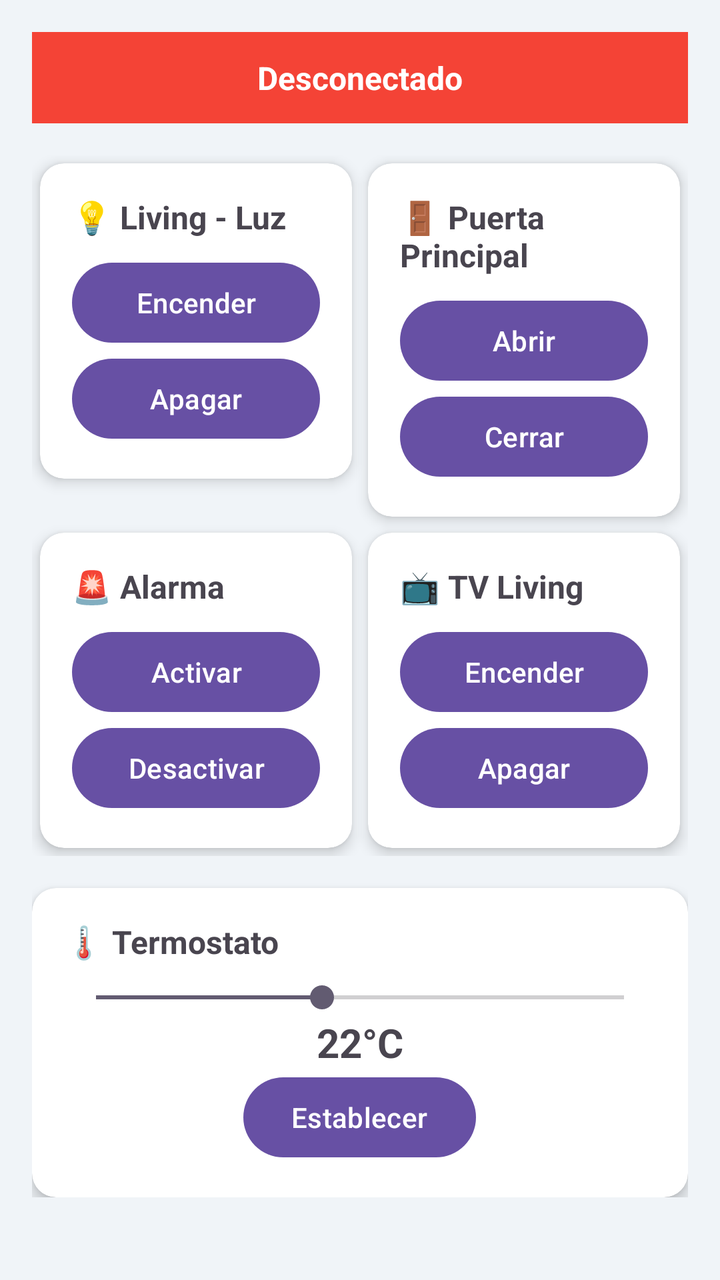
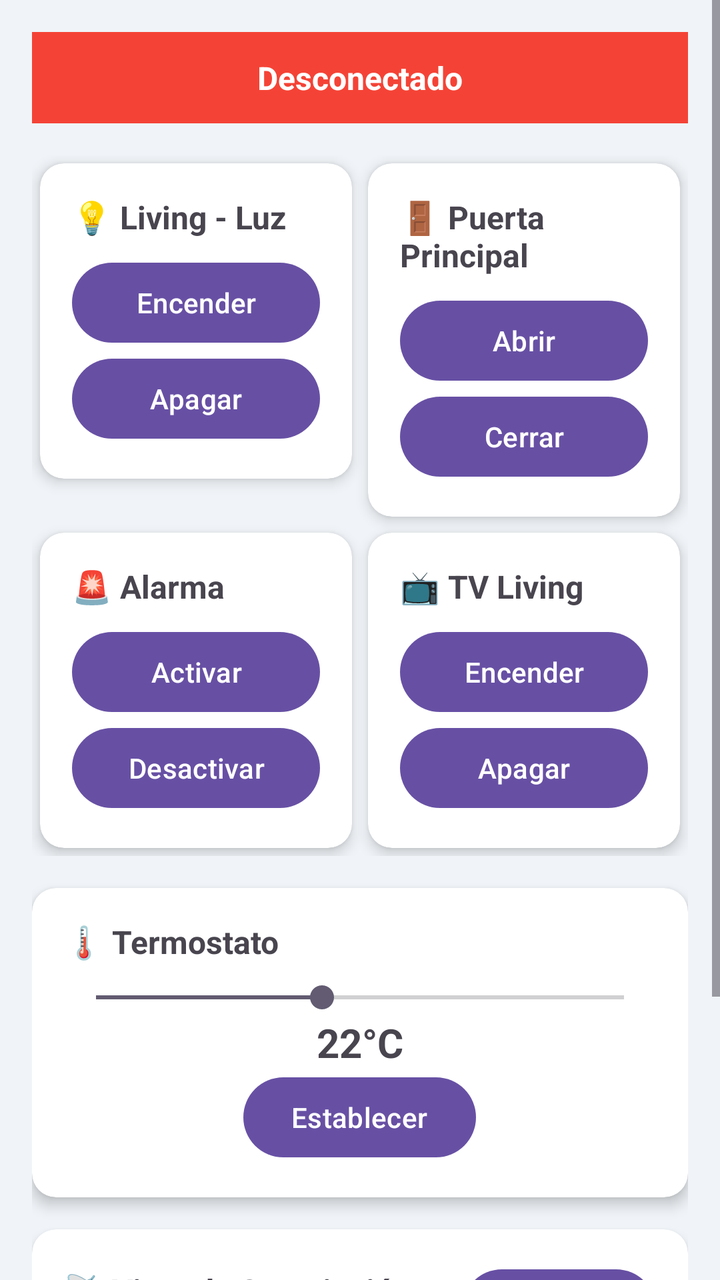

Before-and-after screenshots of an Android layout around one commit, followed by the original layout XML and the change that was made.
<!-- AndroidManifest.xml: application theme Theme.AppMQTT -->
<!-- res/layout/activity_main.xml -->
<?xml version="1.0" encoding="utf-8"?>
<ScrollView xmlns:android="http://schemas.android.com/apk/res/android"
    xmlns:app="http://schemas.android.com/apk/res-auto"
    xmlns:tools="http://schemas.android.com/tools"
    android:layout_width="match_parent"
    android:layout_height="match_parent"
    android:background="#F0F4F8"
    tools:context=".MainActivity">

    <LinearLayout
        android:id="@+id/main"
        android:layout_width="match_parent"
        android:layout_height="wrap_content"
        android:orientation="vertical"
        android:padding="16dp">

        <TextView
            android:id="@+id/status"
            android:layout_width="match_parent"
            android:layout_height="wrap_content"
            android:layout_marginBottom="16dp"
            android:background="#f44336"
            android:gravity="center"
            android:padding="12dp"
            android:text="Desconectado"
            android:textColor="@android:color/white"
            android:textSize="16sp"
            android:textStyle="bold" />

        
        <GridLayout
            android:layout_width="match_parent"
            android:layout_height="wrap_content"
            android:columnCount="2"
            android:rowCount="4"
            android:useDefaultMargins="true">

            
            <androidx.cardview.widget.CardView
                android:layout_width="0dp"
                android:layout_height="wrap_content"
                android:layout_columnWeight="1"
                app:cardCornerRadius="12dp"
                app:cardElevation="4dp">
                <LinearLayout
                    android:layout_width="match_parent"
                    android:layout_height="wrap_content"
                    android:orientation="vertical"
                    android:padding="16dp">
                    <TextView
                        android:layout_width="wrap_content"
                        android:layout_height="wrap_content"
                        android:text="💡 Living - Luz"
                        android:textSize="16sp"
                        android:textStyle="bold" />
                    <Button
                        android:id="@+id/btnLivingLuzOn"
                        android:layout_width="match_parent"
                        android:layout_height="wrap_content"
                        android:layout_marginTop="8dp"
                        android:text="Encender" />
                    <Button
                        android:id="@+id/btnLivingLuzOff"
                        android:layout_width="match_parent"
                        android:layout_height="wrap_content"
                        android:text="Apagar" />
                </LinearLayout>
            </androidx.cardview.widget.CardView>

            
            <androidx.cardview.widget.CardView
                android:layout_width="0dp"
                android:layout_height="wrap_content"
                android:layout_columnWeight="1"
                app:cardCornerRadius="12dp"
                app:cardElevation="4dp">
                <LinearLayout
                    android:layout_width="match_parent"
                    android:layout_height="wrap_content"
                    android:orientation="vertical"
                    android:padding="16dp">
                    <TextView
                        android:layout_width="wrap_content"
                        android:layout_height="wrap_content"
                        android:text="🚪 Puerta Principal"
                        android:textSize="16sp"
                        android:textStyle="bold" />
                    <Button
                        android:id="@+id/btnPuertaOpen"
                        android:layout_width="match_parent"
                        android:layout_height="wrap_content"
                        android:layout_marginTop="8dp"
                        android:text="Abrir" />
                    <Button
                        android:id="@+id/btnPuertaClose"
                        android:layout_width="match_parent"
                        android:layout_height="wrap_content"
                        android:text="Cerrar" />
                </LinearLayout>
            </androidx.cardview.widget.CardView>

            
            <androidx.cardview.widget.CardView
                android:layout_width="0dp"
                android:layout_height="wrap_content"
                android:layout_columnWeight="1"
                app:cardCornerRadius="12dp"
                app:cardElevation="4dp">
                <LinearLayout
                    android:layout_width="match_parent"
                    android:layout_height="wrap_content"
                    android:orientation="vertical"
                    android:padding="16dp">
                    <TextView
                        android:layout_width="wrap_content"
                        android:layout_height="wrap_content"
                        android:text="🚨 Alarma"
                        android:textSize="16sp"
                        android:textStyle="bold" />
                    <Button
                        android:id="@+id/btnAlarmaOn"
                        android:layout_width="match_parent"
                        android:layout_height="wrap_content"
                        android:layout_marginTop="8dp"
                        android:text="Activar" />
                    <Button
                        android:id="@+id/btnAlarmaOff"
                        android:layout_width="match_parent"
                        android:layout_height="wrap_content"
                        android:text="Desactivar" />
                </LinearLayout>
            </androidx.cardview.widget.CardView>
            
            
            <androidx.cardview.widget.CardView
                android:layout_width="0dp"
                android:layout_height="wrap_content"
                android:layout_columnWeight="1"
                app:cardCornerRadius="12dp"
                app:cardElevation="4dp">
                <LinearLayout
                    android:layout_width="match_parent"
                    android:layout_height="wrap_content"
                    android:orientation="vertical"
                    android:padding="16dp">
                    <TextView
                        android:layout_width="wrap_content"
                        android:layout_height="wrap_content"
                        android:text="📺 TV Living"
                        android:textSize="16sp"
                        android:textStyle="bold" />
                    <Button
                        android:id="@+id/btnTVOn"
                        android:layout_width="match_parent"
                        android:layout_height="wrap_content"
                        android:layout_marginTop="8dp"
                        android:text="Encender" />
                    <Button
                        android:id="@+id/btnTVOff"
                        android:layout_width="match_parent"
                        android:layout_height="wrap_content"
                        android:text="Apagar" />
                </LinearLayout>
            </androidx.cardview.widget.CardView>
        </GridLayout>

        
        <androidx.cardview.widget.CardView
            android:layout_width="match_parent"
            android:layout_height="wrap_content"
            android:layout_marginTop="16dp"
            app:cardCornerRadius="12dp"
            app:cardElevation="4dp">
            <LinearLayout
                android:layout_width="match_parent"
                android:layout_height="wrap_content"
                android:orientation="vertical"
                android:padding="16dp">
                <TextView
                    android:layout_width="wrap_content"
                    android:layout_height="wrap_content"
                    android:text="🌡️ Termostato"
                    android:textSize="16sp"
                    android:textStyle="bold" />
                <SeekBar
                    android:id="@+id/tempSlider"
                    android:layout_width="match_parent"
                    android:layout_height="wrap_content"
                    android:max="30"
                    android:min="16"
                    android:progress="22"
                    android:layout_marginTop="8dp" />
                <TextView
                    android:id="@+id/tempValue"
                    android:layout_width="match_parent"
                    android:layout_height="wrap_content"
                    android:text="22°C"
                    android:textAlignment="center"
                    android:textSize="20sp"
                    android:textStyle="bold" />
                <Button
                    android:id="@+id/btnSetTemp"
                    android:layout_width="wrap_content"
                    android:layout_height="wrap_content"
                    android:layout_gravity="center_horizontal"
                    android:text="Establecer" />
            </LinearLayout>
        </androidx.cardview.widget.CardView>
    </LinearLayout>
</ScrollView>
<!-- resources referenced by this layout -->
<resources>
  <style name="Theme.AppMQTT" parent="Base.Theme.AppMQTT" />
  <style name="Base.Theme.AppMQTT" parent="Theme.Material3.DayNight.NoActionBar">
          
          
      </style>
</resources>

<!-- the commit's change to res/layout/activity_main.xml (unified diff, before → after) -->
@@ -206,5 +206,50 @@
                     android:text="Establecer" />
             </LinearLayout>
         </androidx.cardview.widget.CardView>
+
+        
+        <androidx.cardview.widget.CardView
+            android:layout_width="match_parent"
+            android:layout_height="wrap_content"
+            android:layout_marginTop="16dp"
+            app:cardCornerRadius="12dp"
+            app:cardElevation="4dp">
+            <LinearLayout
+                android:layout_width="match_parent"
+                android:layout_height="wrap_content"
+                android:orientation="vertical"
+                android:padding="16dp">
+                <LinearLayout
+                    android:layout_width="match_parent"
+                    android:layout_height="wrap_content"
+                    android:gravity="center_vertical"
+                    android:orientation="horizontal">
+                    <TextView
+                        android:layout_width="0dp"
+                        android:layout_height="wrap_content"
+                        android:layout_weight="1"
+                        android:text="📡 Visor de Suscripción (hogar/#)"
+                        android:textSize="16sp"
+                        android:textStyle="bold" />
+                    <Button
+                        android:id="@+id/btnClearLog"
+                        android:layout_width="wrap_content"
+                        android:layout_height="wrap_content"
+                        android:text="Limpiar" />
+                </LinearLayout>
+                <TextView
+                    android:id="@+id/subscriptionLog"
+                    android:layout_width="match_parent"
+                    android:layout_height="wrap_content"
+                    android:layout_marginTop="8dp"
+                    android:background="#1E293B"
+                    android:fontFamily="monospace"
+                    android:minLines="5"
+                    android:padding="12dp"
+                    android:text="Esperando mensajes en hogar/#..."
+                    android:textColor="#E2E8F0"
+                    android:textSize="13sp" />
+            </LinearLayout>
+        </androidx.cardview.widget.CardView>
     </LinearLayout>
 </ScrollView>
